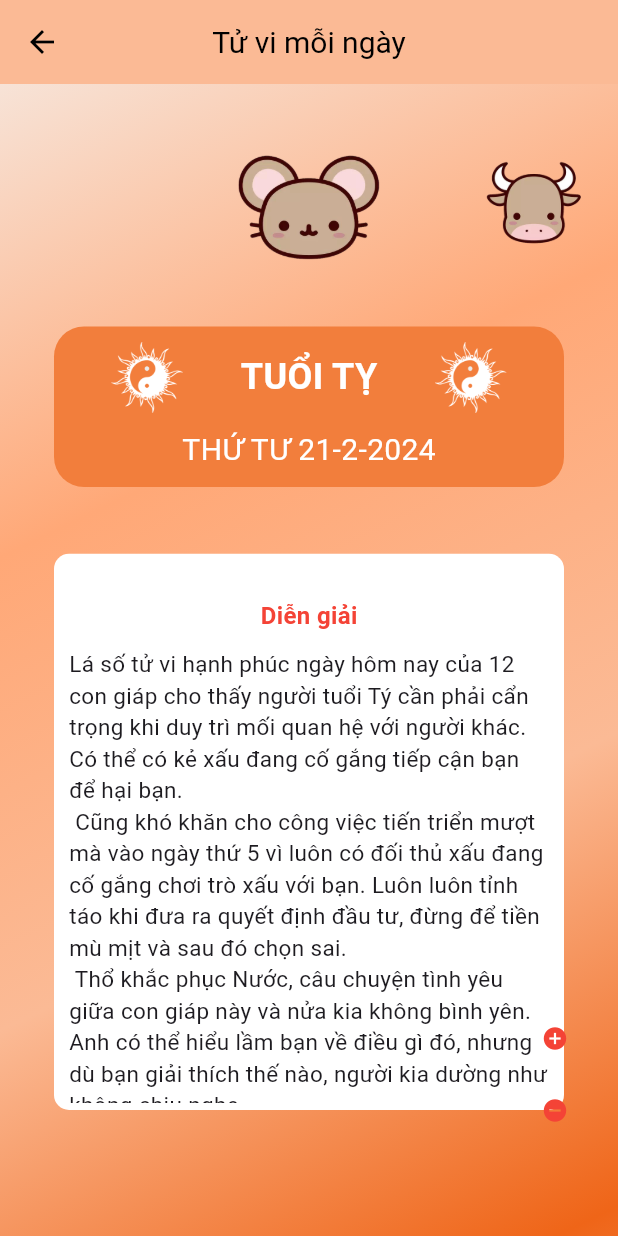
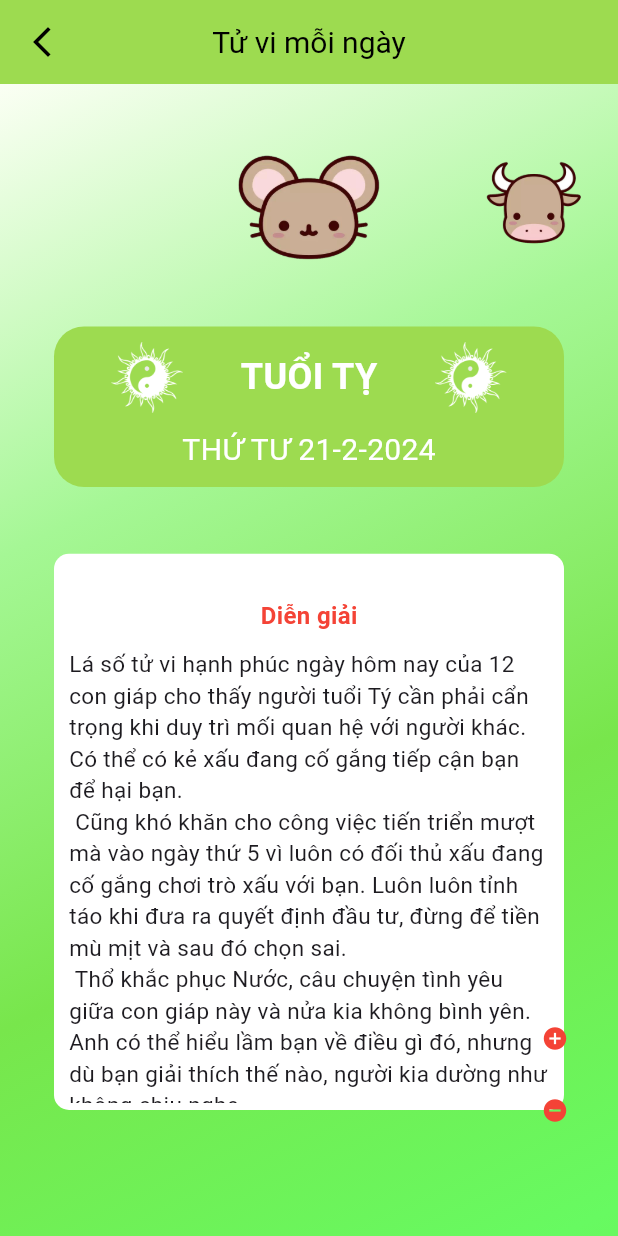
Before and after one commit to ducbinhnguyennd/giapha, a Flutter app: the TuViHangNgayScreen screen opened directly, on a phone screen of 412 x 824 dp. Run offline on Flutter 3.47's test engine with Material 3 defaults, Android fonts, the phone set to English and light mode, and no system bars; drawn by our look-alikes of scroll_snap_list; our stand-ins replace dio, flutter_secure_storage, fluttertoast, image_picker, scroll_date_picker, shared_preferences and 1 more; missing offline and left inert: shake; accounts and stored records are empty; network calls fail; key blocks and very long unbroken strings in the code were emptied for the run.

Commit message:
update code

```diff
--- a/lib/screens/services_screen/trondoi/tongquan.dart
+++ b/lib/screens/services_screen/trondoi/tongquan.dart
@@ -19,8 +19,6 @@ class ListTongQuan extends StatelessWidget {
                     bottomRight: Radius.circular(20)),
                 color: Colors.yellow,
               ),
-              height: 30,
-              //width: 100,
               child: Padding(
                 padding: const EdgeInsets.all(8.0),
                 child: Text(text),
--- a/lib/screens/services_screen/tuvihangngay_screen.dart
+++ b/lib/screens/services_screen/tuvihangngay_screen.dart
@@ -4,6 +4,7 @@ import 'dart:io';
 
 import 'package:flutter/foundation.dart';
 import 'package:flutter/material.dart';
+import 'package:giapha/constant/colors_const.dart';
 import 'package:giapha/model/Data/DataTuViHangNgay.dart';
 import 'package:giapha/model/ReadData/ModelTuViHangNgay.dart';
 import 'package:giapha/utils/date_utils.dart';
@@ -73,7 +74,7 @@ class _TuViHangNgayScreenState extends State<TuViHangNgayScreen> {
                     height: (screenHeight * 13 / 100),
                     width: 340,
                     decoration: BoxDecoration(
-                      color: const Color(0xffF27E3C),
+                      color: ColorConst.colorPrimary,
                       borderRadius: BorderRadius.circular(20),
                     ),
                     child: Column(
@@ -206,7 +207,7 @@ class _TuViHangNgayScreenState extends State<TuViHangNgayScreen> {
     final double screenHeight = screenSize.height;
     return Scaffold(
       appBar: AppBar(
-        backgroundColor: const Color(0xffFBBA95),
+        backgroundColor: ColorConst.colorPrimary,
         automaticallyImplyLeading: false,
         title: const Text(
           'Tử vi mỗi ngày',
@@ -218,7 +219,7 @@ class _TuViHangNgayScreenState extends State<TuViHangNgayScreen> {
             Navigator.pop(context);
           },
           child: const Icon(
-            Icons.arrow_back_outlined,
+            Icons.arrow_back_ios_new,
             color: Colors.black,
           ),
         ),
@@ -231,10 +232,10 @@ class _TuViHangNgayScreenState extends State<TuViHangNgayScreen> {
                 begin: Alignment.topLeft,
                 end: Alignment(0.8, 1),
                 colors: <Color>[
-                  Color(0xffF7E3D7),
-                  Color(0xffFFA877),
-                  Color(0xffFBBA95),
-                  Color(0xffEF6518),
+                  Color.fromRGBO(251, 255, 244, 1),
+                  Color.fromARGB(255, 165, 247, 149),
+                  Color.fromARGB(255, 120, 230, 76),
+                  Color.fromARGB(255, 103, 250, 97),
                 ],
                 tileMode: TileMode.mirror,
               ),
```
Also changed, not shown: lib/screens/screen_setting/register_screen.dart (+7 -5 lines).
